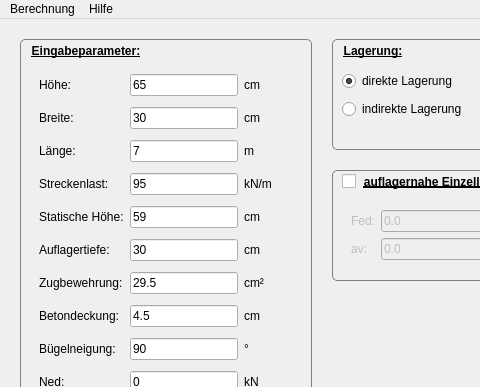
Qt form res/system.ui (MoritzRi/querkraft) before a commit; both pictures show x 0 to 480 and y 0 to 387 of the 846 by 499 pixel window.
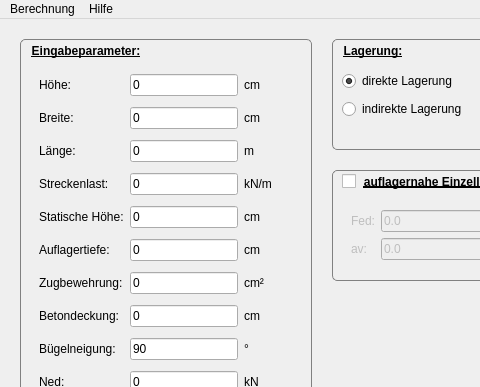
The same form after that commit. Icons and pictures are not drawn.

The edit to the form file:
```diff
--- a/res/system.ui
+++ b/res/system.ui
@@ -296,7 +296,7 @@
             </sizepolicy>
            </property>
            <property name="text">
-            <string>4.5</string>
+            <string>0</string>
            </property>
           </widget>
          </item>
@@ -356,7 +356,7 @@
             </sizepolicy>
            </property>
            <property name="text">
-            <string>7</string>
+            <string>0</string>
            </property>
           </widget>
          </item>
@@ -375,7 +375,7 @@
             </size>
            </property>
            <property name="text">
-            <string>65</string>
+            <string>0</string>
            </property>
           </widget>
          </item>
@@ -402,7 +402,7 @@
             </sizepolicy>
            </property>
            <property name="text">
-            <string>30</string>
+            <string>0</string>
            </property>
           </widget>
          </item>
@@ -476,7 +476,7 @@
             </sizepolicy>
            </property>
            <property name="text">
-            <string>59</string>
+            <string>0</string>
            </property>
           </widget>
          </item>
@@ -489,7 +489,7 @@
             </sizepolicy>
            </property>
            <property name="text">
-            <string>29.5</string>
+            <string>0</string>
            </property>
           </widget>
          </item>
@@ -509,7 +509,7 @@
             </sizepolicy>
            </property>
            <property name="text">
-            <string>30</string>
+            <string>0</string>
            </property>
           </widget>
          </item>
@@ -542,7 +542,7 @@
             </sizepolicy>
            </property>
            <property name="text">
-            <string>95</string>
+            <string>0</string>
            </property>
           </widget>
          </item>
```
